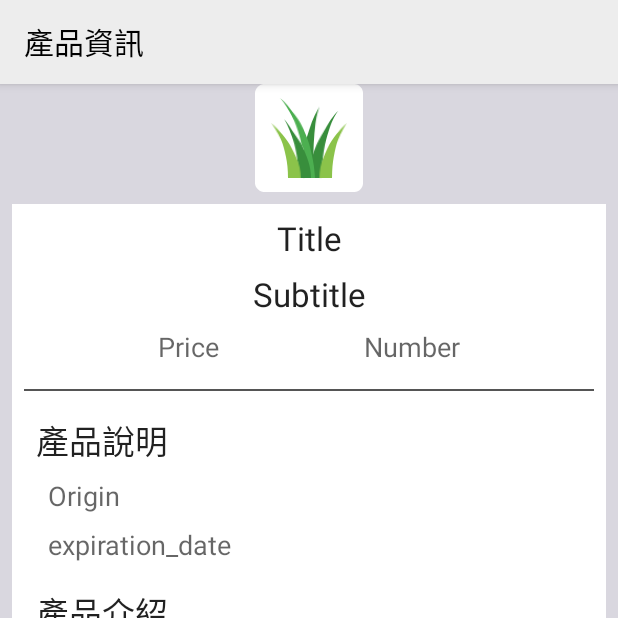
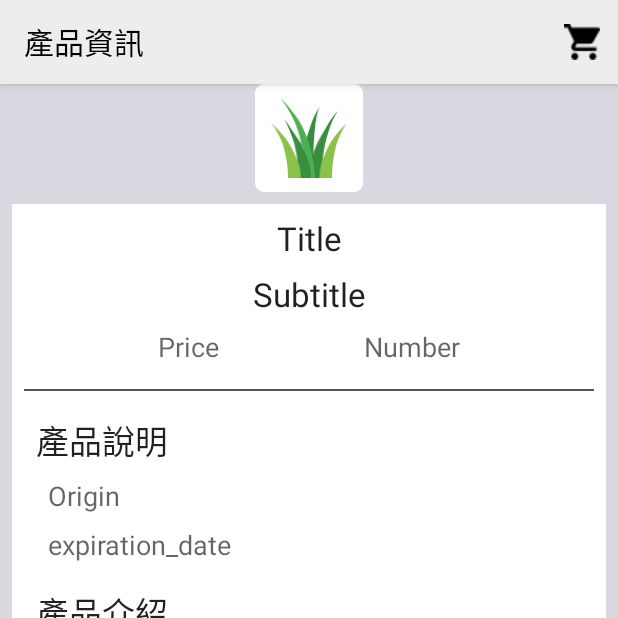
Before and after one commit to foolcodefun/FarmGo, an Android app: the ProductDetailActivity screen opened directly, with no data from a screen before it, on a phone screen of 412 x 824 dp, the top half of it. Run offline under Robolectric (Android 15) with nearby library versions, the phone set to English and light mode, and no system bars; 8 statements that could not run were skipped.

Commit message:
shopping cart icon at menu

```diff
--- a/app/src/main/java/com/little/farmgo/Activity/ProductDetailActivity.java
+++ b/app/src/main/java/com/little/farmgo/Activity/ProductDetailActivity.java
@@ -5,6 +5,8 @@ import android.content.Context;
 import android.content.Intent;
 import android.os.Bundle;
 import android.support.v7.app.AppCompatActivity;
+import android.view.Menu;
+import android.view.MenuItem;
 import android.view.View;
 import android.widget.ImageView;
 import android.widget.TextView;
@@ -16,6 +18,8 @@ import com.little.farmgo.Data.Product;
 import com.little.farmgo.Data.ShoppingCart.ShoppingCartList;
 import com.little.farmgo.Data.ShoppingCart.ShoppingListRepository;
 import com.little.farmgo.R;
+
+import static com.little.farmgo.Activity.MainActivity.FRAGMEMT;
 
 public class ProductDetailActivity extends AppCompatActivity {
 
@@ -82,6 +86,14 @@ public class ProductDetailActivity extends AppCompatActivity {
     }
 
     @Override
+    public boolean onOptionsItemSelected(MenuItem item) {
+        Intent intent = new Intent(this, MainActivity.class);
+        intent.putExtra(FRAGMEMT,R.id.shopping_cart);
+        startActivity(intent);
+        return super.onOptionsItemSelected(item);
+    }
+
+    @Override
     protected void onStart() {
         super.onStart();
     }
@@ -95,5 +107,9 @@ public class ProductDetailActivity extends AppCompatActivity {
 
     }
 
-
+    @Override
+    public boolean onCreateOptionsMenu(Menu menu) {
+        getMenuInflater().inflate(R.menu.menu_detail_product,menu);
+        return super.onCreateOptionsMenu(menu);
+    }
 }
--- a/app/src/main/java/com/little/farmgo/Fragment/ProductListFragment.java
+++ b/app/src/main/java/com/little/farmgo/Fragment/ProductListFragment.java
@@ -18,6 +18,7 @@ import android.view.LayoutInflater;
 import android.view.View;
 import android.view.ViewGroup;
 import android.widget.ImageView;
+import android.widget.ProgressBar;
 import android.widget.TextView;
 
 import com.bumptech.glide.Glide;
@@ -47,6 +48,7 @@ public class ProductListFragment extends Fragment {
     private Toolbar mToolbar;
     private CollapsingToolbarLayout mCollapsing;
     private AppBarLayout mAppBarLayout;
+    private ProgressBar mProgressBar;
 
     private FirebaseRecyclerAdapter productAdapter;
 
@@ -89,6 +91,7 @@ public class ProductListFragment extends Fragment {
         mToolbar = view.findViewById(R.id.toolbar);
         mCollapsing = view.findViewById(R.id.collapsing);
         mAppBarLayout = view.findViewById(R.id.app_bar_layout);
+        mProgressBar = view.findViewById(R.id.progressBar);
     }
 
 
@@ -126,7 +129,7 @@ public class ProductListFragment extends Fragment {
                         Glide.with(getContext())
                                 .load(mBanner)
                                 .into(banner);
-                        Log.d(TAG, "onDataChange: " + mBanner);
+                        mProgressBar.setVisibility(View.GONE);
                     }
             }
 
--- a/app/src/main/java/com/little/farmgo/Fragment/ShoppingCartFragment.java
+++ b/app/src/main/java/com/little/farmgo/Fragment/ShoppingCartFragment.java
@@ -97,7 +97,7 @@ public class ShoppingCartFragment extends Fragment implements View.OnClickListen
 
     @Override
     public void onClick(View v) {
-        //todo sendOrder
+        //todo sendOrderf
     }
 
     @Override
--- /dev/null
+++ b/app/src/main/res/menu/menu_detail_product.xml
@@ -0,0 +1,8 @@
+<?xml version="1.0" encoding="utf-8"?>
+<menu xmlns:app="http://schemas.android.com/apk/res-auto"
+      xmlns:android="http://schemas.android.com/apk/res/android">
+
+    <item android:title="Item"
+          app:showAsAction="ifRoom"
+        android:icon="@drawable/shopping_cart"/>
+</menu>
```
Also changed, not shown: app/src/main/java/com/little/farmgo/Activity/MainActivity.java (+23 -4 lines), app/src/main/res/layout/fragment_products_list.xml (+7 -0 lines).
